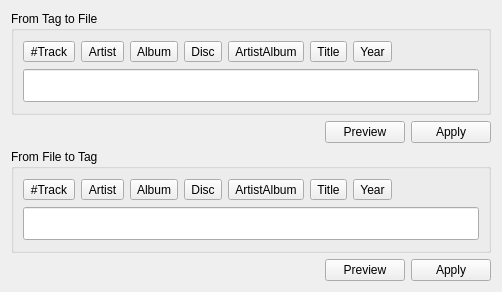
Before: the Qt Designer form code/MiamPlayer/tagconverter.ui in MBach/Miam-Player, drawn with Qt 5.
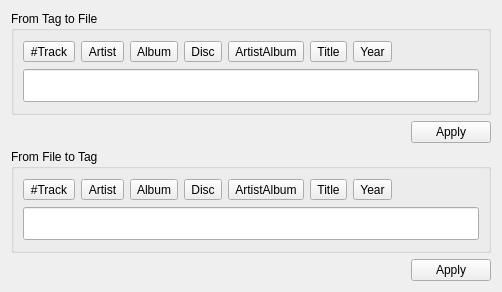
After: the same form once the commit is applied. Custom widgets are drawn as their Qt base class.

```diff
--- a/code/MiamPlayer/tagconverter.ui
+++ b/code/MiamPlayer/tagconverter.ui
@@ -134,13 +134,6 @@
        </property>
       </spacer>
      </item>
-     <item>
-      <widget class="QPushButton" name="tagToFilePreviewButton">
-       <property name="text">
-        <string>Preview</string>
-       </property>
-      </widget>
-     </item>
      <item>
       <widget class="QPushButton" name="tagToFileApplyButton">
        <property name="text">
@@ -273,13 +266,6 @@
        </property>
       </spacer>
      </item>
-     <item>
-      <widget class="QPushButton" name="fileToTagPreviewButton">
-       <property name="text">
-        <string>Preview</string>
-       </property>
-      </widget>
-     </item>
      <item>
       <widget class="QPushButton" name="fileToTagApplyButton">
        <property name="text">
```
